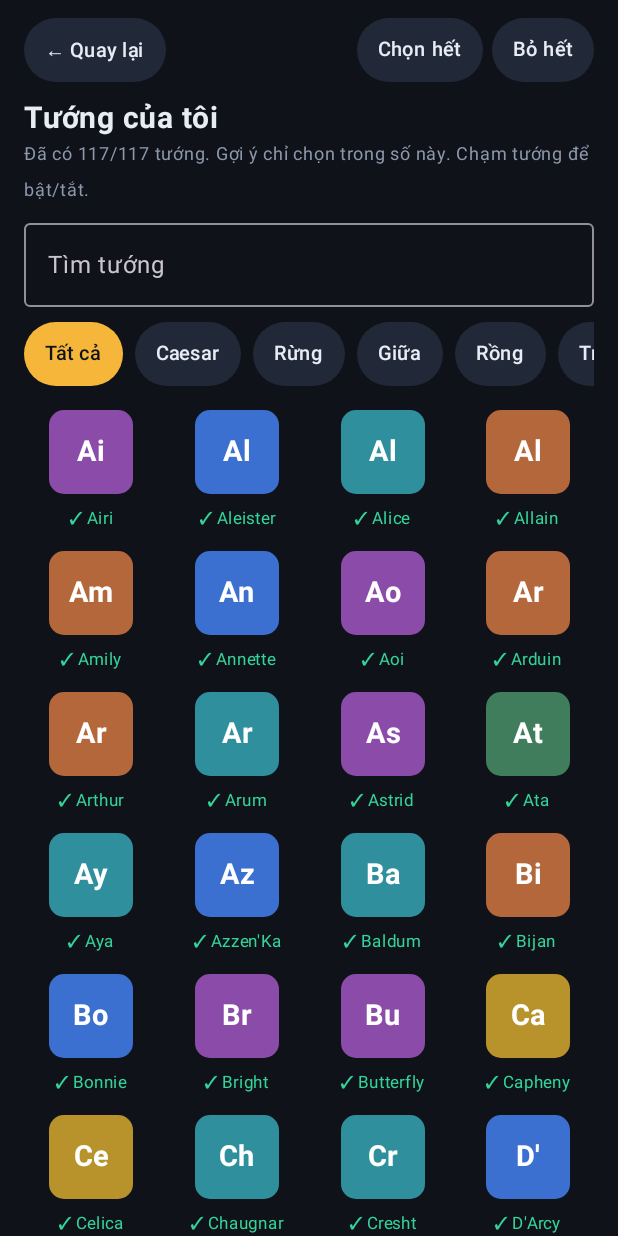
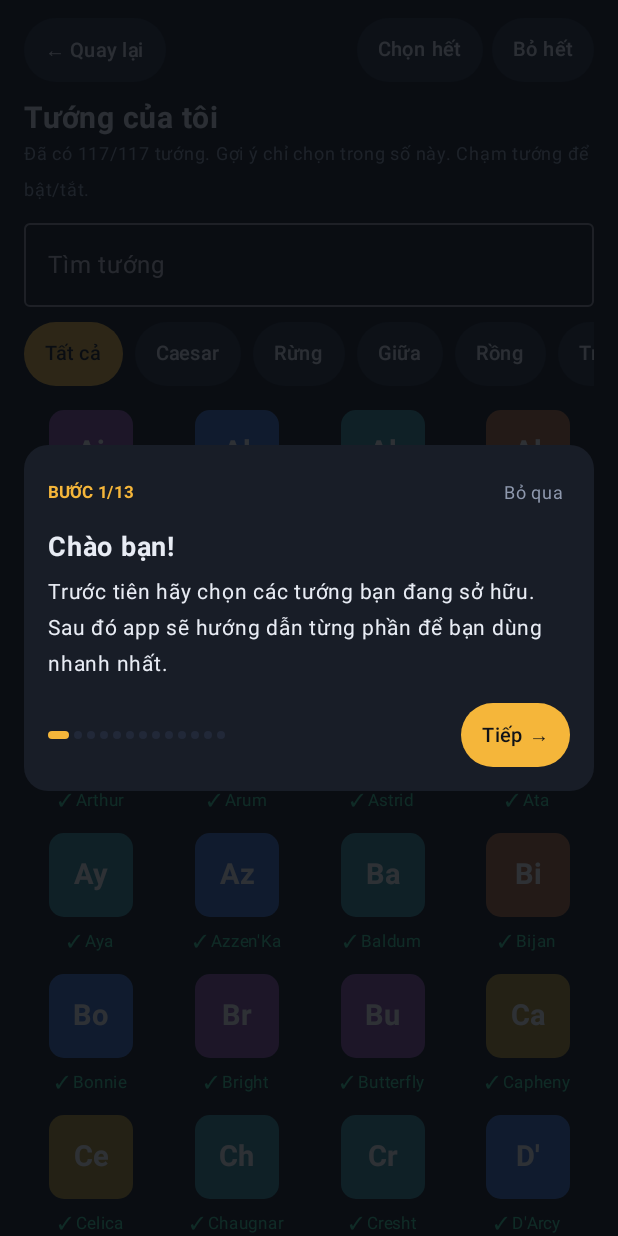
Before and after one commit to horizonteam2026-dev/lq-picker-claude, an Android app built with Jetpack Compose: the screen it shows after launch (MainActivity), after a tap on "Tướng của tôi", on a phone screen of 412 x 824 dp. Run offline under Robolectric (Android 15) with nearby library versions, the phone set to English and light mode, and no system bars.

Commit message:
Thêm hướng dẫn từng bước: chọn tướng sở hữu trước, khoanh sáng từng phần, màn hình chúc may mắn
Co-Authored-By: Claude Haiku 5.5 <noreply@anthropic.com>
Claude-Session: https://claude.ai/code/session_014mBimMC8CzDJxnZzq5vv16

```diff
--- a/app/src/main/java/com/lqpicker/DraftViewModel.kt
+++ b/app/src/main/java/com/lqpicker/DraftViewModel.kt
@@ -3,6 +3,7 @@ package com.lqpicker
 import android.app.Application
 import androidx.compose.runtime.derivedStateOf
 import androidx.compose.runtime.getValue
+import androidx.compose.runtime.mutableIntStateOf
 import androidx.compose.runtime.mutableStateOf
 import androidx.compose.runtime.setValue
 import androidx.lifecycle.AndroidViewModel
@@ -114,6 +115,8 @@ class DraftViewModel(app: Application) : AndroidViewModel(app) {
 
     fun closeOwned() {
         showOwned = false
+        // Rời màn hình tướng khi đang ở bước hướng dẫn thì chuyển sang bước kế tiếp.
+        if (tourStep >= 0 && TourSteps.all[tourStep].screen == TourScreen.OWNED) nextTour()
     }
 
     /** Lưu danh sách tướng đã sở hữu. null = có tất cả. */
@@ -174,6 +177,46 @@ class DraftViewModel(app: Application) : AndroidViewModel(app) {
         picker = null
     }
 
+    /** Hướng dẫn lần đầu. -1 = đang tắt. Bước đầu tiên là chọn tướng sở hữu. */
+    var tourStep by mutableIntStateOf(-1)
+        private set
+
+    /** Màn hình chúc may mắn sau khi hoàn tất hướng dẫn. */
+    var celebrate by mutableStateOf(false)
+        private set
+
+    fun startTour() = goTourStep(0)
+
+    fun nextTour() {
+        val next = tourStep + 1
+        if (next > TourSteps.all.lastIndex) finishTour(show = true) else goTourStep(next)
+    }
+
+    fun skipTour() = finishTour(show = false)
+
+    fun dismissCelebrate() {
+        celebrate = false
+    }
+
+    private fun goTourStep(i: Int) {
+        tourStep = i
+        picker = null
+        showOwned = TourSteps.all[i].screen == TourScreen.OWNED
+    }
+
+    private fun finishTour(show: Boolean) {
+        tourStep = -1
+        showOwned = false
+        picker = null
+        celebrate = show
+        OwnedPrefs.setTourDone(appCtx, true)
+    }
+
+    // Đặt sau khai báo các trạng thái trên để không bị ghi đè khi khởi tạo.
+    init {
+        if (!OwnedPrefs.isTourDone(appCtx)) startTour()
+    }
+
     companion object {
         const val ALLY_SLOTS = 4
         const val ENEMY_SLOTS = 5
--- a/app/src/main/java/com/lqpicker/MainActivity.kt
+++ b/app/src/main/java/com/lqpicker/MainActivity.kt
@@ -9,9 +9,11 @@ import androidx.compose.foundation.layout.fillMaxSize
 import androidx.compose.foundation.layout.safeDrawingPadding
 import androidx.compose.ui.Modifier
 import androidx.lifecycle.viewmodel.compose.viewModel
+import com.lqpicker.ui.CelebrationOverlay
 import com.lqpicker.ui.DraftScreen
 import com.lqpicker.ui.LQTheme
 import com.lqpicker.ui.Pal
+import com.lqpicker.ui.TourOverlay
 
 class MainActivity : ComponentActivity() {
     override fun onCreate(savedInstanceState: Bundle?) {
@@ -19,6 +21,8 @@ class MainActivity : ComponentActivity() {
         setContent {
             LQTheme {
                 val vm: DraftViewModel = viewModel()
+                // Lớp hướng dẫn nằm ngoài vùng đệm an toàn để toạ độ khoanh sáng khớp màn hình.
+                Box(Modifier.fillMaxSize()) {
                     Box(
                         Modifier
                             .fillMaxSize()
@@ -27,7 +31,10 @@ class MainActivity : ComponentActivity() {
                     ) {
                         DraftScreen(vm)
                     }
+                    if (vm.tourStep >= 0) TourOverlay(vm)
+                    if (vm.celebrate) CelebrationOverlay(vm)
                 }
             }
         }
     }
+}
--- a/app/src/main/java/com/lqpicker/OwnedPrefs.kt
+++ b/app/src/main/java/com/lqpicker/OwnedPrefs.kt
@@ -9,6 +9,21 @@ import android.content.Context
 object OwnedPrefs {
     private const val FILE = "lq_prefs"
     private const val KEY = "owned"
+    private const val TOUR_KEY = "tour_done"
+
+    /** Đã xem hướng dẫn chưa. Lỗi đọc thì coi như đã xem để không làm phiền. */
+    fun isTourDone(ctx: Context): Boolean = try {
+        ctx.getSharedPreferences(FILE, Context.MODE_PRIVATE).getBoolean(TOUR_KEY, false)
+    } catch (_: Exception) {
+        true
+    }
+
+    fun setTourDone(ctx: Context, done: Boolean) {
+        try {
+            ctx.getSharedPreferences(FILE, Context.MODE_PRIVATE).edit().putBoolean(TOUR_KEY, done).apply()
+        } catch (_: Exception) {
+        }
+    }
 
     fun load(ctx: Context): Set<String>? = try {
         val p = ctx.getSharedPreferences(FILE, Context.MODE_PRIVATE)
--- /dev/null
+++ b/app/src/main/java/com/lqpicker/Tour.kt
@@ -0,0 +1,82 @@
+package com.lqpicker
+
+/** Màn hình mà bước hướng dẫn cần hiển thị. */
+enum class TourScreen { MAIN, OWNED }
+
+/** Một bước hướng dẫn. key trùng với tên đánh dấu trong giao diện (tourTarget). */
+data class TourStep(
+    val key: String,
+    val screen: TourScreen,
+    val title: String,
+    val body: String
+)
+
+object TourSteps {
+    val all: List<TourStep> = listOf(
+        TourStep(
+            "welcome", TourScreen.MAIN,
+            "Chào bạn!",
+            "Trước tiên hãy chọn các tướng bạn đang sở hữu. Sau đó app sẽ hướng dẫn từng phần để bạn dùng nhanh nhất."
+        ),
+        TourStep(
+            "owned_search", TourScreen.OWNED,
+            "Tìm tướng",
+            "Gõ tên tướng để tìm nhanh. Gõ không dấu cũng được."
+        ),
+        TourStep(
+            "owned_lane", TourScreen.OWNED,
+            "Lọc theo vị trí",
+            "Chọn Caesar, Rừng, Giữa, Rồng hoặc Trợ thủ để xem riêng các tướng đánh được ở vị trí đó."
+        ),
+        TourStep(
+            "owned_grid", TourScreen.OWNED,
+            "Tướng của bạn",
+            "Chạm vào tướng để bật hoặc tắt. Tướng sáng là tướng bạn có. App chỉ gợi ý trong số này."
+        ),
+        TourStep(
+            "owned_bulk", TourScreen.OWNED,
+            "Chọn nhanh",
+            "\"Chọn hết\" bật tất cả, \"Bỏ hết\" tắt tất cả. Xong thì bấm ← Quay lại để tiếp tục."
+        ),
+        TourStep(
+            "coach", TourScreen.MAIN,
+            "Hướng dẫn",
+            "Dòng ★ này nhắc bạn bước tiếp theo nên làm gì."
+        ),
+        TourStep(
+            "lane", TourScreen.MAIN,
+            "Vị trí của bạn",
+            "Chọn vị trí trước khi vào trận. App sẽ chỉ gợi ý tướng đánh được ở vị trí này."
+        ),
+        TourStep(
+            "team", TourScreen.MAIN,
+            "Đội hình",
+            "Ô \"Bạn\" là tướng của bạn. 4 ô xanh là đồng đội, 5 ô đỏ là đối thủ. Chạm ô để chọn tướng."
+        ),
+        TourStep(
+            "bans", TourScreen.MAIN,
+            "Tướng bị cấm",
+            "Thêm tướng bị cấm để app không gợi ý nhầm. Chạm tên tướng để gỡ."
+        ),
+        TourStep(
+            "scan", TourScreen.MAIN,
+            "Quét màn hình",
+            "Khi đang chọn tướng trong trận, bật quét để app tự đọc tên tướng trên màn hình. Bạn vẫn có thể nhập tay."
+        ),
+        TourStep(
+            "suggest", TourScreen.MAIN,
+            "Gợi ý",
+            "Các tướng được xếp theo điểm. Mỗi gợi ý có lý do cộng và trừ để bạn hiểu vì sao."
+        ),
+        TourStep(
+            "items", TourScreen.MAIN,
+            "Trang bị",
+            "Gợi ý loại trang bị phù hợp với đội hình và tướng của bạn."
+        ),
+        TourStep(
+            "final", TourScreen.MAIN,
+            "Xong rồi!",
+            "Bấm nút \"?\" ở đầu trang bất cứ lúc nào để xem lại hướng dẫn."
+        )
+    )
+}
--- a/app/src/main/java/com/lqpicker/ui/DraftScreen.kt
+++ b/app/src/main/java/com/lqpicker/ui/DraftScreen.kt
@@ -26,6 +26,7 @@ import androidx.compose.foundation.layout.padding
 import androidx.compose.foundation.layout.width
 import androidx.compose.foundation.lazy.LazyColumn
 import androidx.compose.foundation.lazy.LazyRow
+import androidx.compose.foundation.lazy.rememberLazyListState
 import androidx.compose.foundation.lazy.itemsIndexed
 import androidx.compose.foundation.shape.RoundedCornerShape
 import androidx.compose.material3.Text
@@ -47,6 +48,7 @@ import com.lqpicker.Lane
 import com.lqpicker.PickTarget
 import com.lqpicker.Suggestion
 import com.lqpicker.Team
+import com.lqpicker.TourSteps
 import com.lqpicker.scan.ScanBus
 
 @Composable
@@ -66,17 +68,40 @@ fun DraftScreen(vm: DraftViewModel) {
 @Composable
 private fun DraftContent(vm: DraftViewModel) {
     val suggestions = vm.suggestions
+    val listState = rememberLazyListState()
+    // Vị trí các mục trong danh sách, để cuộn tới đúng phần hướng dẫn đang nói.
+    val itemsIdx = if (vm.itemTips.isNotEmpty()) 6 + (if (vm.notes.isNotEmpty()) 1 else 0) else -1
+    val titleIdx = 6 + (if (vm.notes.isNotEmpty()) 1 else 0) + (if (vm.itemTips.isNotEmpty()) 1 else 0)
+    LaunchedEffect(vm.tourStep) {
+        val key = TourSteps.all.getOrNull(vm.tourStep)?.key ?: return@LaunchedEffect
+        val idx = when (key) {
+            "coach" -> 1
+            "scan" -> 2
+            "lane" -> 3
+            "team" -> 4
+            "bans" -> 5
+            "items" -> itemsIdx
+            "suggest" -> titleIdx
+            else -> -1
+        }
+        if (idx >= 0) listState.animateScrollToItem(idx)
+    }
     LazyColumn(
+        state = listState,
         modifier = Modifier.fillMaxSize(),
         contentPadding = PaddingValues(16.dp),
         verticalArrangement = Arrangement.spacedBy(12.dp)
     ) {
         item(key = "header") { Header(vm) }
-        item(key = "coach") { CoachCard(vm) }
-        item(key = "scan") { ScanCard() }
-        item(key = "lane") { LaneRow(selected = vm.lane, onSelect = vm::selectLane) }
-        item(key = "teams") { TeamsCard(vm) }
-        item(key = "bans") { BansRow(vm) }
+        item(key = "coach") { Box(Modifier.fillMaxWidth().tourTarget("coach")) { CoachCard(vm) } }
+        item(key = "scan") { Box(Modifier.fillMaxWidth().tourTarget("scan")) { ScanCard() } }
+        item(key = "lane") {
+            Box(Modifier.fillMaxWidth().tourTarget("lane")) {
+                LaneRow(selected = vm.lane, onSelect = vm::selectLane)
+            }
+        }
+        item(key = "teams") { Box(Modifier.fillMaxWidth().tourTarget("team")) { TeamsCard(vm) } }
+        item(key = "bans") { Box(Modifier.fillMaxWidth().tourTarget("bans")) { BansRow(vm) } }
         if (vm.notes.isNotEmpty()) {
             item(key = "notes") {
                 Panel(title = "PHÂN TÍCH ĐỘI HÌNH") {
@@ -86,16 +111,18 @@ private fun DraftContent(vm: DraftViewModel) {
         }
         if (vm.itemTips.isNotEmpty()) {
             item(key = "items") {
-                Panel(title = "TRANG BỊ GỢI Ý") {
+                Panel(title = "TRANG BỊ GỢI Ý", modifier = Modifier.tourTarget("items")) {
                     vm.itemTips.forEach { Reason("▸", Pal.good, it) }
                 }
             }
         }
         item(key = "title") {
-            Label(
-                text = "GỢI Ý CHO BẠN" + (vm.lane?.let { " · ${it.label}" } ?: ""),
-                color = Pal.gold
-            )
+            Box(Modifier.fillMaxWidth().tourTarget("suggest")) {
+                Label(
+                    text = "GỢI Ý CHO BẠN" + (vm.lane?.let { " · ${it.label}" } ?: ""),
+                    color = Pal.gold
+                )
+            }
         }
         if (!vm.hasAnyPick) {
             item(key = "hint") {
@@ -120,6 +147,8 @@ private fun Header(vm: DraftViewModel) {
             Text("Gợi ý chọn tướng", color = Pal.text, fontSize = 22.sp, fontWeight = FontWeight.Bold)
             Text("Bạn tự nhập tướng, app chỉ gợi ý", color = Pal.sub, fontSize = 12.sp)
         }
+        Pill(text = "?", selected = false, onClick = vm::startTour)
+        Spacer(Modifier.width(6.dp))
         Pill(text = "Tướng của tôi", selected = false, onClick = vm::openOwned)
         Spacer(Modifier.width(6.dp))
         Pill(text = "Làm lại", selected = false, onClick = vm::reset)
@@ -329,9 +358,9 @@ private fun SuggestionCard(rank: Int, s: Suggestion) {
 }
 
 @Composable
-private fun Panel(title: String, content: @Composable () -> Unit) {
+private fun Panel(title: String, modifier: Modifier = Modifier, content: @Composable () -> Unit) {
     Column(
-        Modifier
+        modifier
             .fillMaxWidth()
             .clip(RoundedCornerShape(14.dp))
             .background(Pal.surface)
--- a/app/src/main/java/com/lqpicker/ui/OwnedScreen.kt
+++ b/app/src/main/java/com/lqpicker/ui/OwnedScreen.kt
@@ -73,9 +73,11 @@ fun OwnedScreen(vm: DraftViewModel) {
         ) {
             Pill(text = "← Quay lại", selected = false, onClick = vm::closeOwned)
             Spacer(Modifier.weight(1f))
-            Pill(text = "Chọn hết", selected = false, onClick = { vm.saveOwned(null) })
-            Spacer(Modifier.width(6.dp))
-            Pill(text = "Bỏ hết", selected = false, onClick = { vm.saveOwned(emptySet()) })
+            Row(Modifier.tourTarget("owned_bulk")) {
+                Pill(text = "Chọn hết", selected = false, onClick = { vm.saveOwned(null) })
+                Spacer(Modifier.width(6.dp))
+                Pill(text = "Bỏ hết", selected = false, onClick = { vm.saveOwned(emptySet()) })
+            }
         }
         Text("Tướng của tôi", color = Pal.text, fontSize = 20.sp, fontWeight = FontWeight.Bold)
         Text(
@@ -89,10 +91,13 @@ fun OwnedScreen(vm: DraftViewModel) {
             onValueChange = { query = it },
             singleLine = true,
             placeholder = { Text("Tìm tướng") },
-            modifier = Modifier.fillMaxWidth()
+            modifier = Modifier.fillMaxWidth().tourTarget("owned_search")
         )
         Spacer(Modifier.height(10.dp))
-        LazyRow(horizontalArrangement = Arrangement.spacedBy(8.dp)) {
+        LazyRow(
+            modifier = Modifier.tourTarget("owned_lane"),
+            horizontalArrangement = Arrangement.spacedBy(8.dp)
+        ) {
             item(key = "all") {
                 Pill(text = "Tất cả", selected = laneFilter == null, onClick = { laneFilter = null })
             }
@@ -110,7 +115,7 @@ fun OwnedScreen(vm: DraftViewModel) {
             contentPadding = PaddingValues(vertical = 8.dp),
             horizontalArrangement = Arrangement.spacedBy(8.dp),
             verticalArrangement = Arrangement.spacedBy(10.dp),
-            modifier = Modifier.fillMaxSize()
+            modifier = Modifier.fillMaxSize().tourTarget("owned_grid")
         ) {
             items(list, key = { it.id }) { h ->
                 OwnTile(h, on = isOn(h.id)) { toggle(h.id) }
--- /dev/null
+++ b/app/src/main/java/com/lqpicker/ui/TourOverlay.kt
@@ -0,0 +1,295 @@
+package com.lqpicker.ui
+
+import androidx.compose.animation.AnimatedContent
+import androidx.compose.animation.core.LinearEasing
+import androidx.compose.animation.core.RepeatMode
+import androidx.compose.animation.core.Spring
+import androidx.compose.animation.core.animateDpAsState
+import androidx.compose.animation.core.animateFloat
+import androidx.compose.animation.core.animateFloatAsState
+import androidx.compose.animation.core.infiniteRepeatable
+import androidx.compose.animation.core.rememberInfiniteTransition
+import androidx.compose.animation.core.spring
+import androidx.compose.animation.core.tween
+import androidx.compose.animation.fadeIn
+import androidx.compose.animation.fadeOut
+import androidx.compose.animation.slideInVertically
+import androidx.compose.animation.slideOutVertically
+import androidx.compose.animation.togetherWith
+import androidx.compose.foundation.Canvas
+import androidx.compose.foundation.layout.BoxWithConstraints
+import androidx.compose.foundation.layout.Column
+import androidx.compose.foundation.layout.Row
+import androidx.compose.foundation.layout.Spacer
+import androidx.compose.foundation.layout.WindowInsets
+import androidx.compose.foundation.layout.fillMaxSize
+import androidx.compose.foundation.layout.fillMaxWidth
+import androidx.compose.foundation.layout.height
+import androidx.compose.foundation.layout.padding
+import androidx.compose.foundation.layout.safeDrawing
+import androidx.compose.foundation.layout.width
+import androidx.compose.foundation.layout.windowInsetsPadding
+import androidx.compose.foundation.shape.RoundedCornerShape
+import androidx.compose.foundation.background
+import androidx.compose.foundation.clickable
+import androidx.compose.foundation.layout.Box
+import androidx.compose.foundation.layout.offset
+import androidx.compose.material3.Text
+import androidx.compose.runtime.Composable
+import androidx.compose.runtime.LaunchedEffect
+import androidx.compose.runtime.getValue
+import androidx.compose.runtime.mutableStateMapOf
+import androidx.compose.runtime.mutableStateOf
+import androidx.compose.runtime.remember
+import androidx.compose.runtime.setValue
+import androidx.compose.ui.Alignment
+import androidx.compose.ui.Modifier
+import androidx.compose.ui.draw.clip
+import androidx.compose.ui.geometry.CornerRadius
+import androidx.compose.ui.geometry.Offset
+import androidx.compose.ui.geometry.Rect
+import androidx.compose.ui.geometry.Size
+import androidx.compose.ui.graphics.BlendMode
+import androidx.compose.ui.graphics.Color
+import androidx.compose.ui.graphics.CompositingStrategy
+import androidx.compose.ui.graphics.drawscope.Stroke
+import androidx.compose.ui.graphics.graphicsLayer
+import androidx.compose.ui.layout.boundsInRoot
+import androidx.compose.ui.layout.onGloballyPositioned
+import androidx.compose.ui.platform.LocalDensity
+import androidx.compose.ui.text.font.FontWeight
+import androidx.compose.ui.text.style.TextAlign
+import androidx.compose.ui.unit.dp
+import androidx.compose.ui.unit.sp
+import com.lqpicker.DraftViewModel
+import com.lqpicker.TourSteps
+
+/** Vị trí (toạ độ cửa sổ) của các phần tử đã đánh dấu để hướng dẫn khoanh sáng. */
+object TourRegistry {
+    val bounds = mutableStateMapOf<String, Rect>()
+}
+
+/** Đánh dấu một phần tử để hướng dẫn có thể khoanh sáng. Không đổi giao diện. */
+fun Modifier.tourTarget(key: String): Modifier = onGloballyPositioned { coords ->
+    TourRegistry.bounds[key] = coords.boundsInRoot()
+}
+
+/**
+ * Lớp hướng dẫn: làm tối màn hình, chừa một ô sáng quanh phần tử đang nói tới.
+ * Lớp này không nhận chạm, nên người dùng vẫn bấm được tướng khi đang ở bước chọn tướng.
+ * Chỉ gọi khi vm.tourStep >= 0.
+ */
+@Composable
+fun TourOverlay(vm: DraftViewModel) {
+    val idx = vm.tourStep.coerceIn(0, TourSteps.all.lastIndex)
+    val step = TourSteps.all[idx]
+    val rect = TourRegistry.bounds[step.key]
+
+    var last by remember { mutableStateOf(Rect.Zero) }
+    LaunchedEffect(rect) {
+        if (rect != null) last = rect
+    }
+
+    val spec = spring<Float>(dampingRatio = 0.9f, stiffness = Spring.StiffnessMediumLow)
+    val left by animateFloatAsState(targetValue = last.left, animationSpec = spec, label = "l")
+    val top by animateFloatAsState(targetValue = last.top, animationSpec = spec, label = "t")
+    val right by animateFloatAsState(targetValue = last.right, animationSpec = spec, label = "r")
+    val bottom by animateFloatAsState(targetValue = last.bottom, animationSpec = spec, label = "b")
+    val holeAlpha by animateFloatAsState(
+        targetValue = if (rect != null) 1f else 0f,
+        animationSpec = tween(300),
+        label = "a"
+    )
+    val pulse by rememberInfiniteTransition(label = "pulse").animateFloat(
+        initialValue = 0.4f,
+        targetValue = 1f,
+        animationSpec = infiniteRepeatable(animation = tween(900), repeatMode = RepeatMode.Reverse),
+        label = "p"
+    )
+
+    BoxWithConstraints(Modifier.fillMaxSize()) {
+        val screenPx = with(LocalDensity.current) { maxHeight.toPx() }
+        // Đặt thẻ hướng dẫn ở nửa còn lại để không che phần đang khoanh sáng.
+        val targetLow = rect != null && rect.center.y > screenPx / 2f
+        val cardAlign = when {
+            rect == null -> Alignment.Center
+            targetLow -> Alignment.TopCenter
+            else -> Alignment.BottomCenter
+        }
+
+        Canvas(
+            Modifier
+                .fillMaxSize()
+                .graphicsLayer { compositingStrategy = CompositingStrategy.Offscreen }
+        ) {
+            drawRect(Color(0xD90A0D12))
+            if (holeAlpha > 0f) {
+                val pad = 8.dp.toPx()
+                val radius = CornerRadius(14.dp.toPx())
+                val tl = Offset(left - pad, top - pad)
+                val sz = Size(right - left + pad * 2, bottom - top + pad * 2)
+                drawRoundRect(
+                    color = Color.Black,
+                    topLeft = tl,
+                    size = sz,
+                    cornerRadius = radius,
+                    alpha = holeAlpha,
+                    blendMode = BlendMode.Clear
+                )
+                drawRoundRect(
+                    color = Pal.gold,
+                    topLeft = tl,
+                    size = sz,
+                    cornerRadius = radius,
+                    style = Stroke(width = 2.dp.toPx()),
+                    alpha = holeAlpha * (0.4f + 0.6f * pulse)
+                )
+            }
+        }
+
+        Column(
+            Modifier
+                .align(cardAlign)
+                .windowInsetsPadding(WindowInsets.safeDrawing)
+                .fillMaxWidth()
+                .padding(16.dp)
+                .clip(RoundedCornerShape(16.dp))
+                .background(Pal.surface)
+                .padding(16.dp)
+        ) {
+            Row(verticalAlignment = Alignment.CenterVertically) {
+                Text(
+                    "BƯỚC ${idx + 1}/${TourSteps.all.size}",
+                    color = Pal.gold,
+                    fontSize = 11.sp,
+                    fontWeight = FontWeight.Bold
+                )
+                Spacer(Modifier.weight(1f))
+                if (idx < TourSteps.all.lastIndex) {
+                    Text(
+                        "Bỏ qua",
+                        color = Pal.sub,
+                        fontSize = 12.sp,
+                        modifier = Modifier
+                            .clickable(onClick = vm::skipTour)
+                            .padding(4.dp)
+                    )
+                }
+            }
+            Spacer(Modifier.height(8.dp))
+            AnimatedContent(
+                targetState = idx,
+                transitionSpec = {
+                    (fadeIn(tween(280)) + slideInVertically(tween(280)) { it / 5 }) togetherWith
+                        (fadeOut(tween(160)) + slideOutVertically(tween(160)) { -it / 5 })
+                },
+                label = "tour"
+            ) { i ->
+                val s = TourSteps.all[i]
+                Column {
+                    Text(s.title, color = Pal.text, fontSize = 18.sp, fontWeight = FontWeight.Bold)
+                    Spacer(Modifier.height(6.dp))
+                    Text(s.body, color = Pal.text, fontSize = 14.sp)
+                }
+            }
+            Spacer(Modifier.height(14.dp))
+            Row(verticalAlignment = Alignment.CenterVertically) {
+                ProgressDots(current = idx, total = TourSteps.all.size)
+                Spacer(Modifier.weight(1f))
+                Pill(
+                    text = if (idx == TourSteps.all.lastIndex) "Xong" else "Tiếp →",
+                    selected = true,
+                    onClick = vm::nextTour
+                )
+            }
+        }
+    }
+}
+
+@Composable
+private fun ProgressDots(current: Int, total: Int) {
+    Row(verticalAlignment = Alignment.CenterVertically) {
+        repeat(total) { i ->
+            val active = i == current
+            val w by animateDpAsState(
+                targetValue = if (active) 14.dp else 5.dp,
+                animationSpec = tween(250),
+                label = "dot"
+            )
+            Box(
+                Modifier
+                    .padding(end = 3.dp)
+                    .width(w)
+                    .height(5.dp)
+                    .clip(RoundedCornerShape(3.dp))
+                    .background(if (i <= current) Pal.gold else Pal.surface2)
+            )
+        }
+    }
+}
+
+/** Màn hình chúc may mắn sau khi hoàn tất hướng dẫn. Chỉ gọi khi vm.celebrate = true. */
+@Composable
+fun CelebrationOverlay(vm: DraftViewModel) {
+    val tr = rememberInfiniteTransition(label = "cel")
+    val fall by tr.animateFloat(
+        initialValue = 0f,
+        targetValue = 1f,
+        animationSpec = infiniteRepeatable(animation = tween(3200, easing = LinearEasing)),
+        label = "fall"
+    )
+    val bob by tr.animateFloat(
+        initialValue = -8f,
+        targetValue = 8f,
+        animationSpec = infiniteRepeatable(animation = tween(700), repeatMode = RepeatMode.Reverse),
+        label = "bob"
+    )
+
+    Box(Modifier.fillMaxSize().background(Color(0xE60A0D12))) {
+        Canvas(Modifier.fillMaxSize()) {
+            for (i in 0 until 24) {
+                val x = ((i * 37) % 100) / 100f * size.width
+                val p = (fall + i / 24f) % 1f
+                val y = p * size.height
+                val color = when (i % 3) {
+                    0 -> Pal.gold
+                    1 -> Pal.good
+                    else -> Pal.ally
+                }
+                drawCircle(
+                    color = color,
+                    radius = (4 + i % 4).dp.toPx(),
+                    center = Offset(x, y),
+                    alpha = 0.85f
+                )
+            }
+        }
+        Column(
+            Modifier
+                .align(Alignment.Center)
+                .padding(24.dp)
+                .clip(RoundedCornerShape(18.dp))
+                .background(Pal.surface)
+                .padding(20.dp),
+            horizontalAlignment = Alignment.CenterHorizontally
+        ) {
+            Text(
+                "★",
+                color = Pal.gold,
+                fontSize = 56.sp,
+                modifier = Modifier.offset(y = bob.dp)
+            )
+            Spacer(Modifier.height(8.dp))
+            Text("Chúc bạn may mắn!", color = Pal.text, fontSize = 22.sp, fontWeight = FontWeight.Bold)
+            Spacer(Modifier.height(8.dp))
+            Text(
+                "Bình tĩnh, chơi hết mình và mang chiến thắng về cho cả đội nhé!",
+                color = Pal.sub,
+                fontSize = 14.sp,
+                textAlign = TextAlign.Center
+            )
+            Spacer(Modifier.height(16.dp))
+            Pill(text = "Vào trận thôi!", selected = true, onClick = vm::dismissCelebrate)
+        }
+    }
+}
```
Lines whose indentation alone changed are shown as unchanged.
